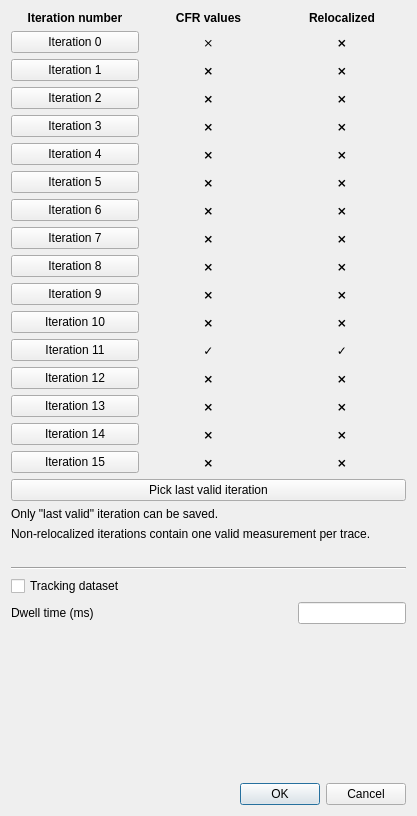
First picture: the form in pyminflux/ui/importer.ui, repository bsse-scf/pyMINFLUX, before the edit.
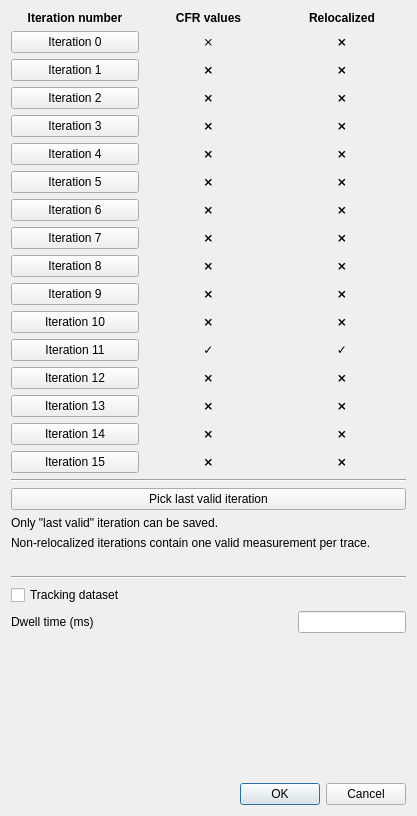
Second picture: the form after the edit.

Commit message: Another attempt to fix the Importer layout.

```diff
--- a/pyminflux/ui/importer.ui
+++ b/pyminflux/ui/importer.ui
@@ -103,6 +103,12 @@
          <property name="enabled">
           <bool>true</bool>
          </property>
+         <property name="sizePolicy">
+          <sizepolicy hsizetype="Preferred" vsizetype="Fixed">
+           <horstretch>0</horstretch>
+           <verstretch>0</verstretch>
+          </sizepolicy>
+         </property>
          <property name="text">
           <string>⨯</string>
          </property>
@@ -113,6 +119,12 @@
        </item>
        <item>
         <widget class="QLabel" name="lbReloc_0">
+         <property name="sizePolicy">
+          <sizepolicy hsizetype="Preferred" vsizetype="Fixed">
+           <horstretch>0</horstretch>
+           <verstretch>0</verstretch>
+          </sizepolicy>
+         </property>
          <property name="font">
           <font>
            <bold>true</bold>
@@ -148,6 +160,12 @@
          <property name="enabled">
           <bool>true</bool>
          </property>
+         <property name="sizePolicy">
+          <sizepolicy hsizetype="Preferred" vsizetype="Fixed">
+           <horstretch>0</horstretch>
+           <verstretch>0</verstretch>
+          </sizepolicy>
+         </property>
          <property name="font">
           <font>
            <bold>true</bold>
@@ -163,6 +181,12 @@
        </item>
        <item>
         <widget class="QLabel" name="lbReloc_1">
+         <property name="sizePolicy">
+          <sizepolicy hsizetype="Preferred" vsizetype="Fixed">
+           <horstretch>0</horstretch>
+           <verstretch>0</verstretch>
+          </sizepolicy>
+         </property>
          <property name="font">
           <font>
            <bold>true</bold>
@@ -198,6 +222,12 @@
          <property name="enabled">
           <bool>true</bool>
          </property>
+         <property name="sizePolicy">
+          <sizepolicy hsizetype="Preferred" vsizetype="Fixed">
+           <horstretch>0</horstretch>
+           <verstretch>0</verstretch>
+          </sizepolicy>
+         </property>
          <property name="font">
           <font>
            <bold>true</bold>
@@ -213,6 +243,12 @@
        </item>
        <item>
         <widget class="QLabel" name="lbReloc_2">
+         <property name="sizePolicy">
+          <sizepolicy hsizetype="Preferred" vsizetype="Fixed">
+           <horstretch>0</horstretch>
+           <verstretch>0</verstretch>
+          </sizepolicy>
+         </property>
          <property name="font">
           <font>
            <bold>true</bold>
@@ -248,6 +284,12 @@
          <property name="enabled">
           <bool>true</bool>
          </property>
+         <property name="sizePolicy">
+          <sizepolicy hsizetype="Preferred" vsizetype="Fixed">
+           <horstretch>0</horstretch>
+           <verstretch>0</verstretch>
+          </sizepolicy>
+         </property>
          <property name="font">
           <font>
            <bold>true</bold>
@@ -263,6 +305,12 @@
        </item>
        <item>
         <widget class="QLabel" name="lbReloc_3">
+         <property name="sizePolicy">
+          <sizepolicy hsizetype="Preferred" vsizetype="Fixed">
+           <horstretch>0</horstretch>
+           <verstretch>0</verstretch>
+          </sizepolicy>
+         </property>
          <property name="font">
           <font>
            <bold>true</bold>
@@ -298,6 +346,12 @@
          <property name="enabled">
           <bool>true</bool>
          </property>
+         <property name="sizePolicy">
+          <sizepolicy hsizetype="Preferred" vsizetype="Fixed">
+           <horstretch>0</horstretch>
+           <verstretch>0</verstretch>
+          </sizepolicy>
+         </property>
          <property name="font">
           <font>
            <bold>true</bold>
@@ -313,6 +367,12 @@
        </item>
        <item>
         <widget class="QLabel" name="lbReloc_4">
+         <property name="sizePolicy">
+          <sizepolicy hsizetype="Preferred" vsizetype="Fixed">
+           <horstretch>0</horstretch>
+           <verstretch>0</verstretch>
+          </sizepolicy>
+         </property>
          <property name="font">
           <font>
            <bold>true</bold>
@@ -348,6 +408,12 @@
          <property name="enabled">
           <bool>true</bool>
          </property>
+         <property name="sizePolicy">
+          <sizepolicy hsizetype="Preferred" vsizetype="Fixed">
+           <horstretch>0</horstretch>
+           <verstretch>0</verstretch>
+          </sizepolicy>
+         </property>
          <property name="font">
           <font>
            <bold>true</bold>
@@ -363,6 +429,12 @@
        </item>
        <item>
         <widget class="QLabel" name="lbReloc_5">
+         <property name="sizePolicy">
+          <sizepolicy hsizetype="Preferred" vsizetype="Fixed">
+           <horstretch>0</horstretch>
+           <verstretch>0</verstretch>
+          </sizepolicy>
+         </property>
          <property name="font">
           <font>
            <bold>true</bold>
@@ -398,6 +470,12 @@
          <property name="enabled">
           <bool>true</bool>
          </property>
+         <property name="sizePolicy">
+          <sizepolicy hsizetype="Preferred" vsizetype="Fixed">
+           <horstretch>0</horstretch>
+           <verstretch>0</verstretch>
+          </sizepolicy>
+         </property>
          <property name="font">
           <font>
            <bold>true</bold>
@@ -413,6 +491,12 @@
        </item>
        <item>
         <widget class="QLabel" name="lbReloc_6">
+         <property name="sizePolicy">
+          <sizepolicy hsizetype="Preferred" vsizetype="Fixed">
+           <horstretch>0</horstretch>
+           <verstretch>0</verstretch>
+          </sizepolicy>
+         </property>
          <property name="font">
           <font>
            <bold>true</bold>
@@ -448,6 +532,12 @@
          <property name="enabled">
           <bool>true</bool>
          </property>
+         <property name="sizePolicy">
+          <sizepolicy hsizetype="Preferred" vsizetype="Fixed">
+           <horstretch>0</horstretch>
+           <verstretch>0</verstretch>
+          </sizepolicy>
+         </property>
          <property name="font">
           <font>
            <bold>true</bold>
@@ -463,6 +553,12 @@
        </item>
        <item>
         <widget class="QLabel" name="lbReloc_7">
+         <property name="sizePolicy">
+          <sizepolicy hsizetype="Preferred" vsizetype="Fixed">
+           <horstretch>0</horstretch>
+           <verstretch>0</verstretch>
+          </sizepolicy>
+         </property>
          <property name="font">
           <font>
            <bold>true</bold>
@@ -498,6 +594,12 @@
          <property name="enabled">
           <bool>true</bool>
          </property>
+         <property name="sizePolicy">
+          <sizepolicy hsizetype="Preferred" vsizetype="Fixed">
+           <horstretch>0</horstretch>
+           <verstretch>0</verstretch>
+          </sizepolicy>
+         </property>
          <property name="font">
           <font>
            <bold>true</bold>
@@ -513,6 +615,12 @@
        </item>
        <item>
         <widget class="QLabel" name="lbReloc_8">
+         <property name="sizePolicy">
+          <sizepolicy hsizetype="Preferred" vsizetype="Fixed">
+           <horstretch>0</horstretch>
+           <verstretch>0</verstretch>
+          </sizepolicy>
+         </property>
          <property name="font">
           <font>
            <bold>true</bold>
@@ -548,6 +656,12 @@
          <property name="enabled">
           <bool>true</bool>
          </property>
+         <property name="sizePolicy">
+          <sizepolicy hsizetype="Preferred" vsizetype="Fixed">
+           <horstretch>0</horstretch>
+           <verstretch>0</verstretch>
+          </sizepolicy>
+         </property>
          <property name="font">
           <font>
            <bold>true</bold>
@@ -563,6 +677,12 @@
        </item>
        <item>
         <widget class="QLabel" name="lbReloc_9">
+         <property name="sizePolicy">
+          <sizepolicy hsizetype="Preferred" vsizetype="Fixed">
+           <horstretch>0</horstretch>
+           <verstretch>0</verstretch>
+          </sizepolicy>
+         </property>
          <property name="font">
           <font>
            <bold>true</bold>
@@ -598,6 +718,12 @@
          <property name="enabled">
           <bool>true</bool>
          </property>
+         <property name="sizePolicy">
+          <sizepolicy hsizetype="Preferred" vsizetype="Fixed">
+           <horstretch>0</horstretch>
+           <verstretch>0</verstretch>
+          </sizepolicy>
+         </property>
          <property name="font">
           <font>
            <bold>true</bold>
@@ -613,6 +739,12 @@
        </item>
        <item>
         <widget class="QLabel" name="lbReloc_10">
+         <property name="sizePolicy">
+          <sizepolicy hsizetype="Preferred" vsizetype="Fixed">
+           <horstretch>0</horstretch>
+           <verstretch>0</verstretch>
+          </sizepolicy>
+         </property>
          <property name="font">
           <font>
            <bold>true</bold>
@@ -648,6 +780,12 @@
          <property name="enabled">
           <bool>true</bool>
          </property>
+         <property name="sizePolicy">
+          <sizepolicy hsizetype="Preferred" vsizetype="Fixed">
+           <horstretch>0</horstretch>
+           <verstretch>0</verstretch>
+          </sizepolicy>
+         </property>
          <property name="font">
           <font>
            <bold>true</bold>
@@ -663,6 +801,12 @@
        </item>
        <item>
         <widget class="QLabel" name="lbReloc_11">
+         <property name="sizePolicy">
+          <sizepolicy hsizetype="Preferred" vsizetype="Fixed">
+           <horstretch>0</horstretch>
+           <verstretch>0</verstretch>
+          </sizepolicy>
+         </property>
          <property name="font">
           <font>
            <bold>true</bold>
@@ -698,6 +842,12 @@
          <property name="enabled">
           <bool>true</bool>
          </property>
+         <property name="sizePolicy">
+          <sizepolicy hsizetype="Preferred" vsizetype="Fixed">
+           <horstretch>0</horstretch>
+           <verstretch>0</verstretch>
+          </sizepolicy>
+         </property>
          <property name="font">
           <font>
            <bold>true</bold>
@@ -713,6 +863,12 @@
        </item>
        <item>
         <widget class="QLabel" name="lbReloc_12">
+         <property name="sizePolicy">
+          <sizepolicy hsizetype="Preferred" vsizetype="Fixed">
+           <horstretch>0</horstretch>
+           <verstretch>0</verstretch>
+          </sizepolicy>
+         </property>
          <property name="font">
           <font>
            <bold>true</bold>
@@ -748,6 +904,12 @@
          <property name="enabled">
           <bool>true</bool>
          </property>
+         <property name="sizePolicy">
+          <sizepolicy hsizetype="Preferred" vsizetype="Fixed">
+           <horstretch>0</horstretch>
+           <verstretch>0</verstretch>
+          </sizepolicy>
+         </property>
          <property name="font">
           <font>
            <bold>true</bold>
@@ -763,6 +925,12 @@
        </item>
        <item>
         <widget class="QLabel" name="lbReloc_13">
+         <property name="sizePolicy">
+          <sizepolicy hsizetype="Preferred" vsizetype="Fixed">
+           <horstretch>0</horstretch>
+           <verstretch>0</verstretch>
+          </sizepolicy>
+         </property>
          <property name="font">
           <font>
            <bold>true</bold>
@@ -798,6 +966,12 @@
          <property name="enabled">
           <bool>true</bool>
          </property>
+         <property name="sizePolicy">
+          <sizepolicy hsizetype="Preferred" vsizetype="Fixed">
+           <horstretch>0</horstretch>
+           <verstretch>0</verstretch>
+          </sizepolicy>
+         </property>
          <property name="font">
           <font>
            <bold>true</bold>
@@ -813,6 +987,12 @@
        </item>
        <item>
         <widget class="QLabel" name="lbReloc_14">
+         <property name="sizePolicy">
+          <sizepolicy hsizetype="Preferred" vsizetype="Fixed">
+           <horstretch>0</horstretch>
+           <verstretch>0</verstretch>
+          </sizepolicy>
+         </property>
          <property name="font">
           <font>
            <bold>true</bold>
@@ -848,6 +1028,12 @@
          <property name="enabled">
           <bool>true</bool>
          </property>
+         <property name="sizePolicy">
+          <sizepolicy hsizetype="Preferred" vsizetype="Fixed">
+           <horstretch>0</horstretch>
+           <verstretch>0</verstretch>
+          </sizepolicy>
+         </property>
          <property name="font">
           <font>
            <bold>true</bold>
@@ -863,6 +1049,12 @@
        </item>
        <item>
         <widget class="QLabel" name="lbReloc_15">
+         <property name="sizePolicy">
+          <sizepolicy hsizetype="Preferred" vsizetype="Fixed">
+           <horstretch>0</horstretch>
+           <verstretch>0</verstretch>
+          </sizepolicy>
+         </property>
          <property name="font">
           <font>
            <bold>true</bold>
@@ -879,18 +1071,21 @@
       </layout>
      </item>
      <item>
-      <layout class="QHBoxLayout" name="last_valid_layout">
-       <item>
-        <widget class="QPushButton" name="pb_last_valid">
-         <property name="text">
-          <string>Pick last valid iteration</string>
-         </property>
-         <property name="checkable">
-          <bool>false</bool>
-         </property>
-        </widget>
-       </item>
-      </layout>
+      <widget class="Line" name="line_2">
+       <property name="orientation">
+        <enum>Qt::Horizontal</enum>
+       </property>
+      </widget>
+     </item>
+     <item>
+      <widget class="QPushButton" name="pb_last_valid">
+       <property name="text">
+        <string>Pick last valid iteration</string>
+       </property>
+       <property name="checkable">
+        <bool>false</bool>
+       </property>
+      </widget>
      </item>
      <item>
       <widget class="QLabel" name="lbLastValidInfo">
```
Left out of the diff: 96 changed lines with no effect on the pictures. The commit also changes 1 other file.
